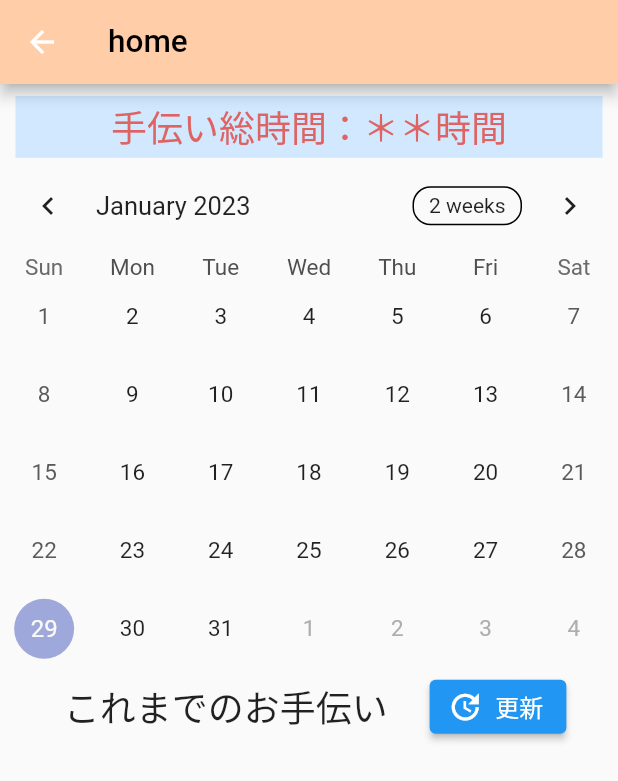
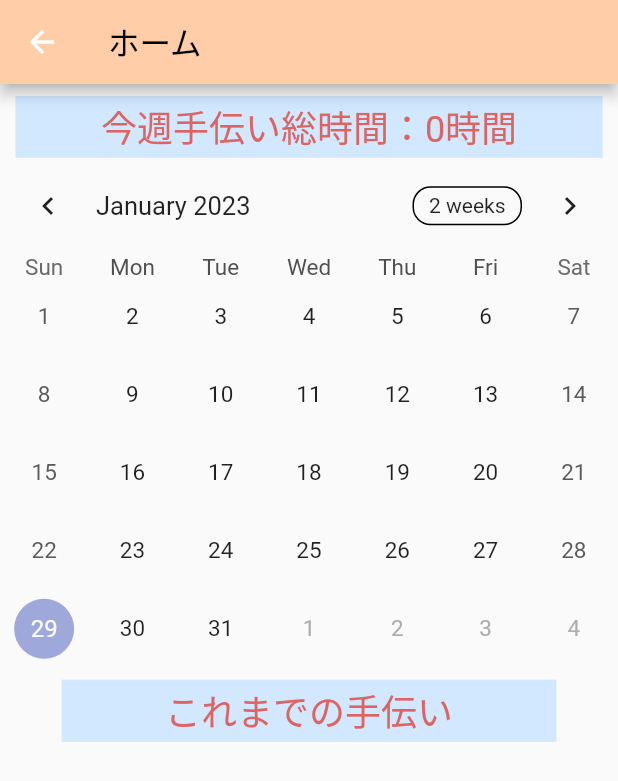
Before and after one commit to Makito119/cyber-flutter-app, a Flutter app: the HomeScreen screen opened directly with empty values, on a phone screen of 412 x 824 dp. Shown: the top 781 px of the screen. Run offline on Flutter 3.47's test engine with Material 2 defaults, Android fonts, the phone set to English and light mode, and no system bars; drawn by our look-alikes of table_calendar; our stand-ins replace cloud_firestore, firebase_auth, firebase_core; accounts and stored records are empty.

Commit message:
makito1/29

```diff
--- a/lib/home_screen.dart
+++ b/lib/home_screen.dart
@@ -1,75 +1,90 @@
-import 'dart:ui';
-
+import 'package:firebase_auth/firebase_auth.dart';
 import 'package:flutter/material.dart';
 import 'package:table_calendar/table_calendar.dart';
 import 'package:cloud_firestore/cloud_firestore.dart';
 import "package:intl/intl.dart";
-import 'package:intl/date_symbol_data_local.dart';
-
-
+import 'package:url_launcher/url_launcher.dart';
+import 'package:url_launcher/url_launcher_string.dart';
 
 class HomeScreen extends StatefulWidget {
   const HomeScreen({super.key, required this.user});
   final Map<String, dynamic>? user;
+
   @override
   State<HomeScreen> createState() => _HomeScreenState();
 }
-class FBJoblist_ID_DATE{
-  FBJoblist_ID_DATE({required this.jobid, required this.starttime, required this.endtime});
-  int jobid;
+
+class FBJoblist_ID_DATE {
+  FBJoblist_ID_DATE(
+      {required this.starttime, required this.endtime, required this.job});
+  String job;
   DateTime starttime;
   DateTime endtime;
-  int DurationofJob_m(){
+  int DurationofJob_m() {
     return endtime.difference(starttime).inMinutes;
   }
 }
+
+const url =
+    "https://www.mhlw.go.jp/stf/seisakunitsuite/bunya/kodomo/kodomo_kosodate/zisouichiran.html";
 List<FBJoblist_ID_DATE> FBjoblist = <FBJoblist_ID_DATE>[];
 List<Widget> Listupitems_fromIDDATE(List<FBJoblist_ID_DATE> _JobList) {
   final List<Widget> jlist = <Widget>[];
   for (FBJoblist_ID_DATE s in _JobList) {
-    String ss="${s.starttime.month}月${s.starttime.day}日 ${s.starttime.hour}:${s.starttime.minute}   ID:${s.jobid}  ${s.DurationofJob_m()~/60}時間${s.DurationofJob_m()%60}分";
+    String ss =
+        "${s.job}  ${s.starttime.month}月${s.starttime.day}日 ${s.starttime.hour}:${s.starttime.minute}  ${s.DurationofJob_m() ~/ 60}時間${s.DurationofJob_m() % 60}分";
     jlist.add(Padding(padding: const EdgeInsets.all(4), child: Text(ss)));
   }
   return jlist;
 }
-bool givealert=false;
 
-
+final auth = FirebaseAuth.instance;
+final uid = auth.currentUser?.uid.toString();
+bool givealert = false;
 
 class _HomeScreenState extends State<HomeScreen> {
   DateTime _focusedDay = DateTime.now();
   late Map<String, dynamic>? user;
-  @override
-  void initState() {
-    user = widget.user;
-    FBjoblist = <FBJoblist_ID_DATE>[];
-    for (String value in user!['joblist']) {
-      List<String> value_splitted_in_string=value.split("%");
+  var visibility = true;
+  late num time = 0;
+  Future<String> initilize(uid) async {
+    final Snapshot =
+        await FirebaseFirestore.instance.collection('customers').doc(uid).get();
+    user = Snapshot.data();
+    print(user);
+    for (Map value in user!['joblist']) {
+      List<String> value_splitted_in_string = value['time'].split("%");
       FBjoblist.add(FBJoblist_ID_DATE(
-          jobid: int.parse(value_splitted_in_string[0]),
-          starttime: DateFormat('yyyy-MM-dd-h:mm').parse(value_splitted_in_string[1]),
-          endtime: DateFormat('yyyy-MM-dd-h:mm').parse(value_splitted_in_string[2])));
+          job: value['job'],
+          starttime:
+              DateFormat('yyyy-MM-dd-h:mm').parse(value_splitted_in_string[0]),
+          endtime: DateFormat('yyyy-MM-dd-h:mm')
+              .parse(value_splitted_in_string[1])));
     }
-    super.initState();
-    DateTime Sevendaysago=_focusedDay.subtract(Duration(days: 7));
-    int Sevendaysjobtime=0;
+    DateTime Sevendaysago = _focusedDay.subtract(Duration(days: 7));
+    int Sevendaysjobtime = 0;
     FBjoblist.forEach((date) {
-      if(date.starttime.compareTo(Sevendaysago)>0){
-        Sevendaysjobtime+=date.DurationofJob_m();
+      if (date.starttime.compareTo(Sevendaysago) > 0) {
+        Sevendaysjobtime += date.DurationofJob_m();
       }
     });
-    if(Sevendaysjobtime>7*4*60){
+    if (Sevendaysjobtime > 7 * 4 * 60) {
       WidgetsBinding.instance.addPostFrameCallback((_) async {
         await showDialog<String>(
             context: context,
-          builder: (BuildContext context) =>AlertDialogSample(
-            user:user
-          )
-        );
+            builder: (BuildContext context) => AlertDialogSample(user: user));
       });
     }
+    return '';
   }
 
+  var FBjoblist = <FBJoblist_ID_DATE>[];
+  @override
+  void initState() {
+    super.initState();
+    user = widget.user;
+    time = widget.user!['time'];
+  }
 
   @override
   Widget build(BuildContext context) {
@@ -77,13 +92,18 @@ class _HomeScreenState extends State<HomeScreen> {
       appBar: AppBar(
         backgroundColor: const Color(0xffffcda8),
         title: const Text(
-          'home',
+          'ホーム',
           style: TextStyle(color: Colors.black),
         ),
       ),
       body: SafeArea(
         child: SingleChildScrollView(
-          child: Column(children: [
+            child: FutureBuilder(
+                future: initilize(user!['cid']),
+                builder:
+                    (BuildContext context, AsyncSnapshot<String> snapshot) {
+                  if (snapshot.hasData) {
+                    return Column(children: [
                       Padding(
                         padding: const EdgeInsets.only(top: 8.0),
                         child: SizedBox(
@@ -93,8 +113,9 @@ class _HomeScreenState extends State<HomeScreen> {
                             color: const Color(0xffd1e8ff),
                             child: Center(
                               child: Text(
-                      '手伝い総時間：＊＊時間',
-                      style: TextStyle(color: Color(0xffde6464), fontSize: 24),
+                                '今週手伝い総時間：${user!['time']}時間',
+                                style: TextStyle(
+                                    color: Color(0xffde6464), fontSize: 24),
                               ),
                             ),
                           ),
@@ -105,26 +126,42 @@ class _HomeScreenState extends State<HomeScreen> {
                         lastDay: DateTime.utc(2025, 12, 31),
                         focusedDay: _focusedDay,
                       ),
-            Row(mainAxisAlignment: MainAxisAlignment.center, children: [
-              const Padding(
+                      Row(
+                          mainAxisAlignment: MainAxisAlignment.center,
+                          children: [
+                            Padding(
                               padding: EdgeInsets.all(8),
-                  child: Text('これまでのお手伝い', style: TextStyle(fontSize: 24))),
-              Padding(
-                  padding: EdgeInsets.only(left: 20),
-                  child: ElevatedButton.icon(
-                      onPressed: () {
-                        collectRecords();
-                      },
-                      label: const Text('更新', style: TextStyle(fontSize: 16)),
-                      icon: Icon(Icons.update)))
+                              child: Container(
+                                color: const Color(0xffd1e8ff),
+                                child: SizedBox(
+                                  height:
+                                      MediaQuery.of(context).size.height * 0.05,
+                                  width:
+                                      MediaQuery.of(context).size.width * 0.8,
+                                  child: Container(
+                                    color: const Color(0xffd1e8ff),
+                                    child: Center(
+                                      child: Text(
+                                        'これまでの手伝い',
+                                        style: TextStyle(
+                                            color: Color(0xffde6464),
+                                            fontSize: 24),
+                                      ),
+                                    ),
+                                  ),
+                                ),
+                              ),
+                            ),
                           ]),
                       FBjoblist.length != 0
                           ? Column(
                               children: Listupitems_fromIDDATE(FBjoblist),
                             )
                           : SizedBox.shrink(),
-          ]),
-        ),
+                    ]);
+                  }
+                  return Text('loading');
+                })),
       ),
     );
   }
@@ -135,21 +172,26 @@ class _HomeScreenState extends State<HomeScreen> {
         .doc(user!['cid'])
         .get();
     final data = Snapshot.data();
-    List<FBJoblist_ID_DATE> _FBjoblist_id_date=<FBJoblist_ID_DATE>[];
-    for (String value in data!['joblist']) {
-      List<String> value_splitted_in_string=value.split("%");
+    List<FBJoblist_ID_DATE> _FBjoblist_id_date = <FBJoblist_ID_DATE>[];
+    for (Map value in data!['joblist']) {
+      List<String> value_splitted_in_string = value['time'].split("%");
 
       _FBjoblist_id_date.add(FBJoblist_ID_DATE(
-          jobid: int.parse(value_splitted_in_string[0]),
-          starttime: DateFormat('yyyy-MM-dd-h:mm').parse(value_splitted_in_string[1]),
-          endtime: DateFormat('yyyy-MM-dd-h:mm').parse(value_splitted_in_string[2])));
+          job: value['job'],
+          starttime:
+              DateFormat('yyyy-MM-dd-h:mm').parse(value_splitted_in_string[0]),
+          endtime: DateFormat('yyyy-MM-dd-h:mm')
+              .parse(value_splitted_in_string[1])));
     }
     setState(() {
-      FBjoblist=_FBjoblist_id_date;
+      user = data;
+      time = data['time'];
+      FBjoblist = _FBjoblist_id_date;
     });
   }
 }
-class AlertDialogSample extends StatelessWidget{
+
+class AlertDialogSample extends StatelessWidget {
   const AlertDialogSample({super.key, required this.user});
   final Map<String, dynamic>? user;
   @override
@@ -159,28 +201,35 @@ class AlertDialogSample extends StatelessWidget{
       shape: const RoundedRectangleBorder(
           borderRadius: BorderRadius.all(Radius.circular(16.0))),
       content: SingleChildScrollView(
-        child:ListBody(
+          child: ListBody(
         children: <Widget>[
-            user!['identity']=='子供'
-            ?Image.asset('images/alert_child.png')
-            :Image.asset('images/alert_parent.png'),
+          user!['identity'] == '子供'
+              ? Image.asset('images/alert_child.png')
+              : Image.asset('images/alert_parent.png'),
           Row(
             mainAxisAlignment: MainAxisAlignment.spaceEvenly,
             mainAxisSize: MainAxisSize.min,
             children: [
               ElevatedButton(
                 onPressed: () {
-                    Navigator.of(context).pop;
+                  Navigator.of(context).pop();
                 },
-                  child:Text('今はしない'),
+                child: Text('今はしない'),
                 style: ElevatedButton.styleFrom(
                     backgroundColor: Colors.white,
-                    foregroundColor: Colors.black
-                  ),
+                    foregroundColor: Colors.black),
               ),
               ElevatedButton(
-                  onPressed: () {},
-                  child:Text('相談してみる'),
+                onPressed: () async {
+                  try {
+                    await launchUrl(
+                      Uri.parse(url),
+                    );
+                  } catch (err) {
+                    throw 'Could not launch $url';
+                  }
+                },
+                child: Text('相談してみる'),
                 style: ElevatedButton.styleFrom(
                   backgroundColor: Colors.red,
                   foregroundColor: Colors.white,
@@ -189,8 +238,7 @@ class AlertDialogSample extends StatelessWidget{
             ],
           )
         ],
-        )
-    ),
+      )),
     );
   }
 }
--- a/lib/main.dart
+++ b/lib/main.dart
@@ -15,6 +15,7 @@ class MyApp extends StatelessWidget {
   @override
   Widget build(BuildContext context) {
     return MaterialApp(
+      debugShowCheckedModeBanner: false,
       localizationsDelegates: const [
         GlobalMaterialLocalizations.delegate,
         GlobalWidgetsLocalizations.delegate,
--- a/lib/signup.dart
+++ b/lib/signup.dart
@@ -156,7 +156,8 @@ class _SignUpPageState extends State<SignUpPage> {
                         'email': newUserEmail,
                         'identity': identity,
                         'cid': _uid,
-                        'joblist':FieldValue.arrayUnion([]),
+                        'joblist': FieldValue.arrayUnion([]),
+                        'time': 0
                       });
                       final User user = result.user!;
                       print(user);
--- a/pubspec.yaml
+++ b/pubspec.yaml
@@ -42,6 +42,7 @@ dependencies:
   firebase_auth: ^4.2.5
   cloud_firestore: ^4.3.1
   table_calendar: ^3.0.8
+  url_launcher: ^6.1.8
 
 dev_dependencies:
   flutter_test:
```
Also changed, not shown: lib/game_screen.dart (added, +51 -0 lines), lib/homepage.dart (+8 -3 lines), lib/login.dart (+10 -10 lines), lib/mypage_screen.dart (+21 -11 lines), lib/record_screen.dart (+35 -9 lines), pubspec.lock, 1 other file. Lines whose indentation alone changed are shown as unchanged.
